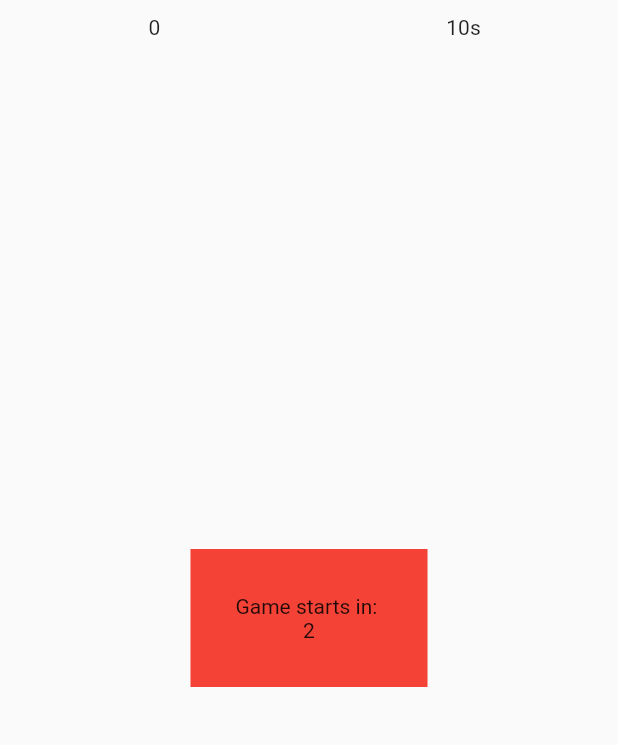
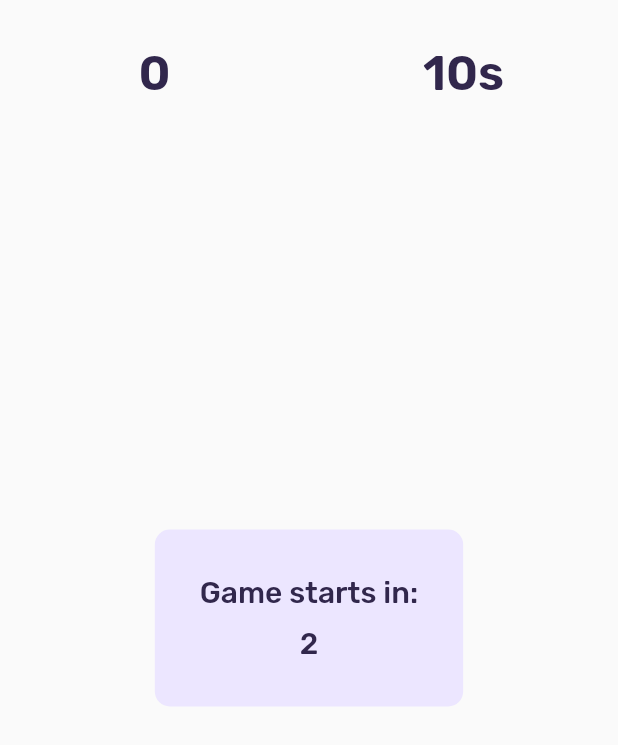
Before and after one commit to jambrr/reaction_trainer, a Flutter app: the screen it shows after launch, after a tap on "Start", on a phone screen of 412 x 824 dp. Shown: the top 745 px of the screen. Run offline on Flutter 3.47's test engine with Material 2 defaults, Android fonts, the phone set to English and light mode, and no system bars; our stand-ins replace google_fonts, shared_preferences; missing offline and left inert: shared_preferences_web.

Commit message:
finished UI design, launchpage and gamepage

```diff
--- a/lib/gamepage.dart
+++ b/lib/gamepage.dart
@@ -1,6 +1,7 @@
 import 'package:flutter/material.dart';
 import 'dart:math';
 import 'dart:async';
+import 'package:shared_preferences/shared_preferences.dart';
 
 class Gamepage extends StatefulWidget{
     const Gamepage({Key? key}) : super(key: key);
@@ -35,6 +36,7 @@ class _Gamepage extends State<Gamepage>{
             ),
         );
     }
+
     void startTimer(){
         const oneSec = const Duration(seconds: 1);
         _timer = new Timer.periodic(
@@ -42,6 +44,7 @@ class _Gamepage extends State<Gamepage>{
             (Timer timer) => setState(
                 (){
                     if(_startCountdown == 1){
+                        changeLocation();
                         currentCircle = circle();
                         gameTimer();
                     }
@@ -68,10 +71,10 @@ class _Gamepage extends State<Gamepage>{
                 });
             },
             child: Container(
-                width: 50,
-                height: 50,
+                width: 60,
+                height: 60,
                 decoration: BoxDecoration(
-                    color: Colors.orange,
+                    color: Color(0xff9332CA),
                     shape: BoxShape.circle,
                 ),
             ),
@@ -99,38 +102,52 @@ class _Gamepage extends State<Gamepage>{
                         (_startCountdown != 0)?
                             Center(
                                 child: Container(
-                                    color: Colors.red,
+                                    decoration: BoxDecoration(
+                                        color: Color(0xffECE6FF),
+                                        borderRadius: BorderRadius.all(Radius.circular(10)),
+                                    ),
                                     padding: EdgeInsets.all(30),
                                     child: FittedBox(
                                         fit: BoxFit.fill,
-                                        child: Column(
-                                            children: [
-                                                Text('Game starts in: '),
-                                                Text('${_startCountdown}'),
-                                            ],
+                                        child: Align(
+                                            alignment: Alignment.center,
+                                            child: Column(
+                                                children: [
+                                                    Text(
+                                                        'Game starts in:',
+                                                        style: Theme.of(context).textTheme.bodyText1,
+                                                    ),
+                                                    SizedBox(height: 10),
+                                                    Text(
+                                                        '${_startCountdown}',
+                                                        style: Theme.of(context).textTheme.bodyText1,
+                                                    ),
+                                                ],
+                                            ),
                                         ),
                                     ),
                                 ),
                         ): Container(),
                         Column(
                             children: [
+                                SizedBox(height: 30),
                                 Row(
                                     children: [
                                         Expanded(
-                                            child: Padding(
-                                                padding: EdgeInsets.all(10),
                                                 child: Center(
-                                                    child: Text('${_circleCounter}'),
+                                                    child: Text(
+                                                        '${_circleCounter}',
+                                                        style: Theme.of(context).textTheme.headline1,
+                                                    ),
                                                 ),
-                                            ),
                                         ),
                                         Expanded(
-                                            child: Padding(
-                                                padding: EdgeInsets.all(10),
                                                 child: Center(
-                                                    child: Text('${_countdown}s'),
+                                                    child: Text(
+                                                        '${_countdown}s',
+                                                        style: Theme.of(context).textTheme.headline1,
+                                                    ),
                                                 ),
-                                            ),
                                         ),
                                     ],
                                 ),
--- /dev/null
+++ b/lib/generated_plugin_registrant.dart
@@ -0,0 +1,17 @@
+//
+// Generated file. Do not edit.
+//
+
+// ignore_for_file: directives_ordering
+// ignore_for_file: lines_longer_than_80_chars
+// ignore_for_file: depend_on_referenced_packages
+
+import 'package:shared_preferences_web/shared_preferences_web.dart';
+
+import 'package:flutter_web_plugins/flutter_web_plugins.dart';
+
+// ignore: public_member_api_docs
+void registerPlugins(Registrar registrar) {
+  SharedPreferencesPlugin.registerWith(registrar);
+  registrar.registerMessageHandler();
+}
--- a/lib/launchpage.dart
+++ b/lib/launchpage.dart
@@ -6,19 +6,56 @@ class Launchpage extends StatelessWidget{
     @override
     Widget build(BuildContext context){
         return Scaffold(
-            body: Center(
+            body: Column(
+                children: [
+                    SizedBox(
+                        height: 50,
+                    ),
+                    Text(
+                       'App Title',
+                       style: Theme.of(context).textTheme.headline1,
+                    ),
+                    Expanded(
+                        child: Center(
+                            child: Container(
+                                width: 300,
+                                height: 150,
                                 child: Column(
                                     children: [
-                        Text('Welcome to the reaction app'),
-                        TextButton(
+                                        Text(
+                                            'Welcome\nTo play press \'Start\'',
+                                            textAlign: TextAlign.center,
+                                        ),
+                                        SizedBox(
+                                            height: 20,
+                                        ),
+                                        ElevatedButton(
+                                            style: ButtonStyle(
+                                                shape: MaterialStateProperty.all(
+                                                    RoundedRectangleBorder(
+                                                        // Change your radius here
+                                                        borderRadius: BorderRadius.circular(10),
+                                                    ),
+                                                ),
+                                            ),
                                             onPressed: () {
+                                                //Go to the game page
                                                 Navigator.pushNamed(context, '/game');
                                             },
-                            child: Text('Start'),
+                                            child: Text(
+                                                'Start',
+                                                style: TextStyle(
+                                                    color: Color(0xff31274C),
+                                                ),
+                                            ),
                                         ),
                                     ],
                                 ),
                             ),
+                        ),
+                    ),
+                ],
+            ),
         );
     }
 }
--- a/lib/main.dart
+++ b/lib/main.dart
@@ -2,6 +2,7 @@ import 'package:flutter/material.dart';
 import 'package:reaction_trainer/launchpage.dart';
 import 'package:reaction_trainer/gamepage.dart';
 import 'package:reaction_trainer/scoreboard.dart';
+import 'package:google_fonts/google_fonts.dart';
 
 void main() => runApp(MyApp());
 
@@ -31,7 +32,26 @@ class MyApp extends StatelessWidget {
                         },
                     );
                 }
-            }
+            },
+            theme: ThemeData(
+                primaryColor: Colors.lightBlue[800],
+                textTheme: GoogleFonts.rubikTextTheme().copyWith(
+                    headline1: GoogleFonts.rubik(fontSize: 32, fontWeight: FontWeight.w600),
+                    headline2: GoogleFonts.rubik(fontSize: 32, fontWeight: FontWeight.w500),
+                    bodyText2: GoogleFonts.rubik(fontSize: 16, fontWeight: FontWeight.w400),
+                    bodyText1: GoogleFonts.rubik(fontSize: 20, fontWeight: FontWeight.w500),
+                ).apply(
+                    displayColor: Color(0xff31274C),
+                    bodyColor: Color(0xff31274C),
+                ),
+                elevatedButtonTheme: ElevatedButtonThemeData(
+                    style: ElevatedButton.styleFrom(
+                        primary: Color(0xffB69BFF),
+                        padding: EdgeInsets.symmetric(vertical: 20, horizontal: 25),
+                        textStyle: GoogleFonts.rubik(fontSize: 22, fontWeight: FontWeight.w500),
+                    ),
+                ),
+            ),
         );
     }
 }
--- a/lib/scoreboard.dart
+++ b/lib/scoreboard.dart
@@ -15,8 +15,38 @@ class _ScoreboardpageState extends State<Scoreboardpage>{
     Widget build(BuildContext context){
         return Scaffold(
             body: Center(
-                child: Container(
-                    child: Text('You have collected ${widget.circleCounter} circles in ${widget.time} seconds'),
+                child: Column(
+                    children: [
+                        Text('Your score'),
+                        IntrinsicHeight(
+                            child: Row(
+                                children: [
+                                    Column(
+                                        children: [
+                                            Text(
+                                                '${widget.circleCounter}',
+                                                style: Theme.of(context).textTheme.headline1,
+                                            ),
+                                            Text('Circles'),
+                                        ]
+                                    ),
+                                    VerticalDivider(
+                                        color: Color(0xffD1C0FF),
+                                        thickness: 0.5
+                                    ),
+                                    Column(
+                                        children: [
+                                            Text(
+                                                '${widget.time}',
+                                                style: Theme.of(context).textTheme.headline1,
+                                            ),
+                                            Text('Time'),
+                                        ]
+                                    ),
+                                ]
+                            ),
+                        ),
+                    ],
                 ),
             ),
         );
--- a/pubspec.yaml
+++ b/pubspec.yaml
@@ -34,6 +34,8 @@ dependencies:
   # The following adds the Cupertino Icons font to your application.
   # Use with the CupertinoIcons class for iOS style icons.
   cupertino_icons: ^1.0.2
+  google_fonts: ^3.0.1
+  shared_preferences: ^2.0.15
 
 dev_dependencies:
   flutter_test:
```
Also changed, not shown: pubspec.lock, 1 other file. Lines whose indentation alone changed are shown as unchanged.
